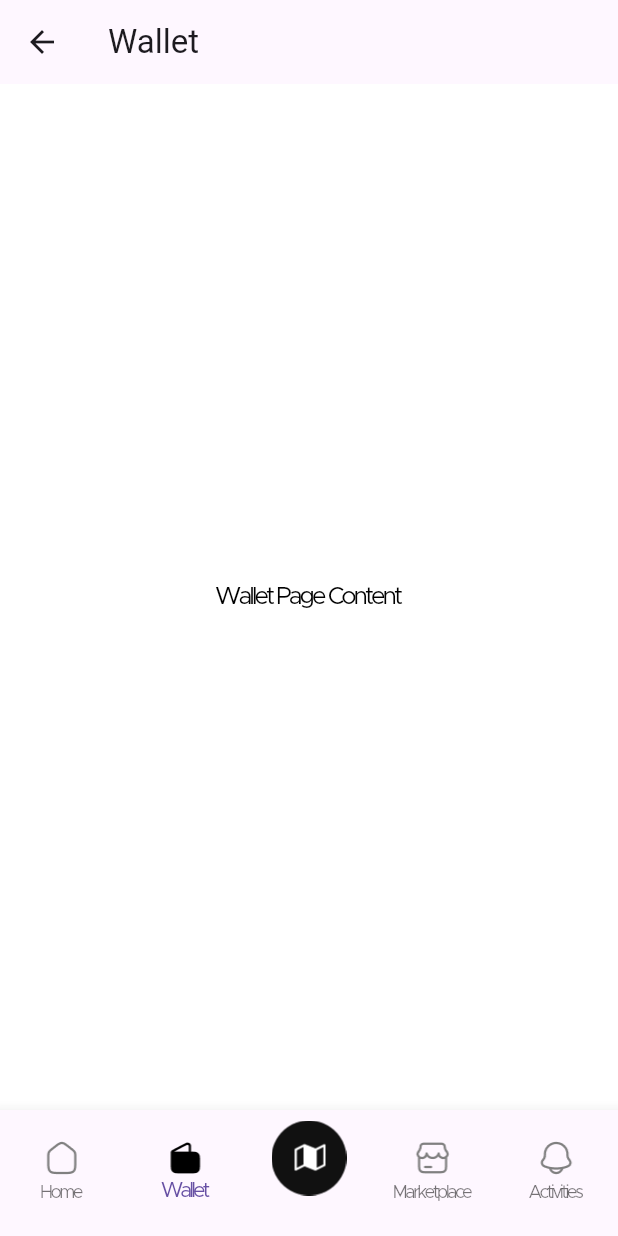
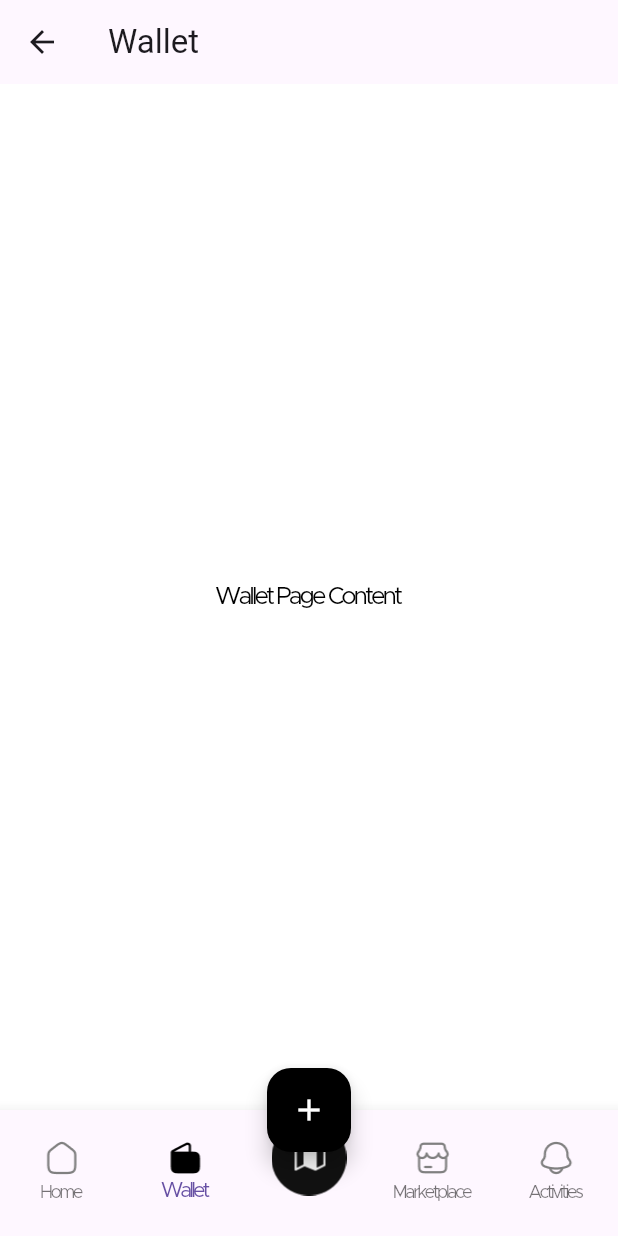
Before and after one commit to dammyaro/kliks, a Flutter app: the MainAppPage screen opened by its route, item 2 of the bottom bar chosen, on a phone screen of 412 x 824 dp. Run offline on Flutter 3.47's test engine with Material 3 defaults, Android fonts, the phone set to English and light mode, and no system bars; our stand-ins replace flutter_screenutil.

Commit message:
Added floating action button to main page

```diff
--- a/lib/features/main_app/main_app_page.dart
+++ b/lib/features/main_app/main_app_page.dart
@@ -25,10 +25,18 @@ class _MainAppPageState extends State<MainAppPage> {
   Widget build(BuildContext context) {
     return Scaffold(
       body: _pages[_currentIndex],
+      floatingActionButton: FloatingActionButton(
+        onPressed: () {
+          // Handle FAB action here
+          print('FAB pressed');
+        },
+        backgroundColor: Theme.of(context).primaryColor, // Use the app's primary color
+        child: const Icon(Icons.add, color: Colors.white), // Add icon
+      ),
+      floatingActionButtonLocation: FloatingActionButtonLocation.centerDocked, // Position FAB in the center
       bottomNavigationBar: BottomNavigationBar(
         currentIndex: _currentIndex,
         onTap: (index) => setState(() => _currentIndex = index),
-
         type: BottomNavigationBarType.fixed,
         items: [
           BottomNavigationBarItem(
```
Also changed, not shown: 1 other file. Lines whose indentation alone changed are shown as unchanged.
